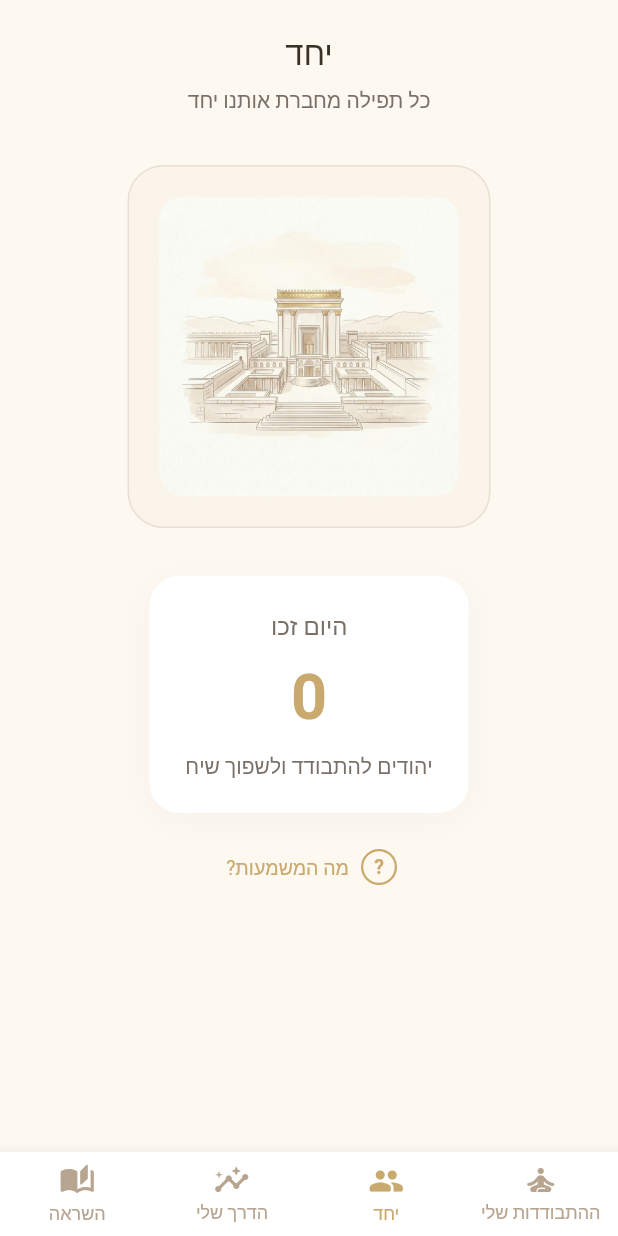
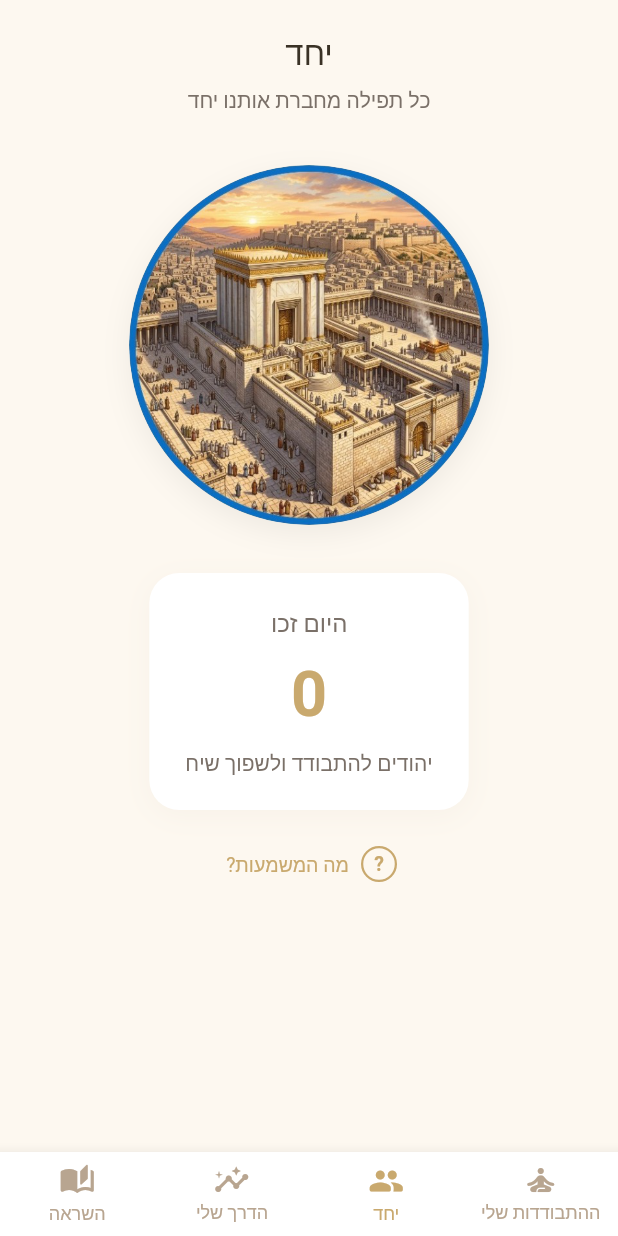
Before and after one commit to YonatanGafri/Dibburim_app, a Flutter app: the screen it shows after launch, item 2 of the bottom bar chosen, on a phone screen of 412 x 824 dp. Run offline on Flutter 3.47's test engine with Material 3 defaults, Android fonts, the phone set to English and light mode, and no system bars; our stand-ins replace audioplayers, flutter_local_notifications, google_fonts, shared_preferences, supabase_flutter, timezone; accounts and stored records are empty; Roboto replaces fonts that are missing (Heebo).

Commit message:
feat: replace Temple illustration with user's circular illustration and update design to circular card with shadow

```diff
--- a/lib/widgets/temple_illustration.dart
+++ b/lib/widgets/temple_illustration.dart
@@ -8,30 +8,30 @@ class TempleIllustration extends StatelessWidget {
 
   @override
   Widget build(BuildContext context) {
-    return Container(
-      margin: const EdgeInsets.symmetric(horizontal: 24),
-      padding: const EdgeInsets.all(20),
+    return Center(
+      child: Container(
+        height: 240,
+        width: 240,
         decoration: BoxDecoration(
-        color: AppColors.surfaceDim.withAlpha(100),
-        borderRadius: BorderRadius.circular(24),
-        border: Border.all(
-          color: AppColors.divider,
-          width: 1,
+          shape: BoxShape.circle,
+          boxShadow: [
+            BoxShadow(
+              color: Colors.black.withAlpha(15),
+              blurRadius: 16,
+              offset: const Offset(0, 6),
             ),
+          ],
         ),
-      child: ClipRRect(
-        borderRadius: BorderRadius.circular(16),
+        child: ClipOval(
           child: Image.asset(
             'assets/images/beit_hamikdash.png',
-          height: 200,
-          fit: BoxFit.contain,
+            fit: BoxFit.cover,
             errorBuilder: (context, error, stackTrace) {
               // Fallback if image not yet generated
               return Container(
-              height: 200,
-              decoration: BoxDecoration(
+                decoration: const BoxDecoration(
                   color: AppColors.surfaceDim,
-                borderRadius: BorderRadius.circular(16),
+                  shape: BoxShape.circle,
                 ),
                 child: Center(
                   child: Column(
@@ -42,7 +42,7 @@ class TempleIllustration extends StatelessWidget {
                         size: 64,
                         color: AppColors.primary.withAlpha(120),
                       ),
-                    const SizedBox(height: 12),
+                      const SizedBox(height: 8),
                       Text(
                         'בית המקדש',
                         style: Theme.of(context).textTheme.bodyMedium?.copyWith(
@@ -56,6 +56,7 @@ class TempleIllustration extends StatelessWidget {
             },
           ),
         ),
+      ),
     );
   }
 }
```
Also changed, not shown: assets/images/beit_hamikdash.png. Lines whose indentation alone changed are shown as unchanged.
